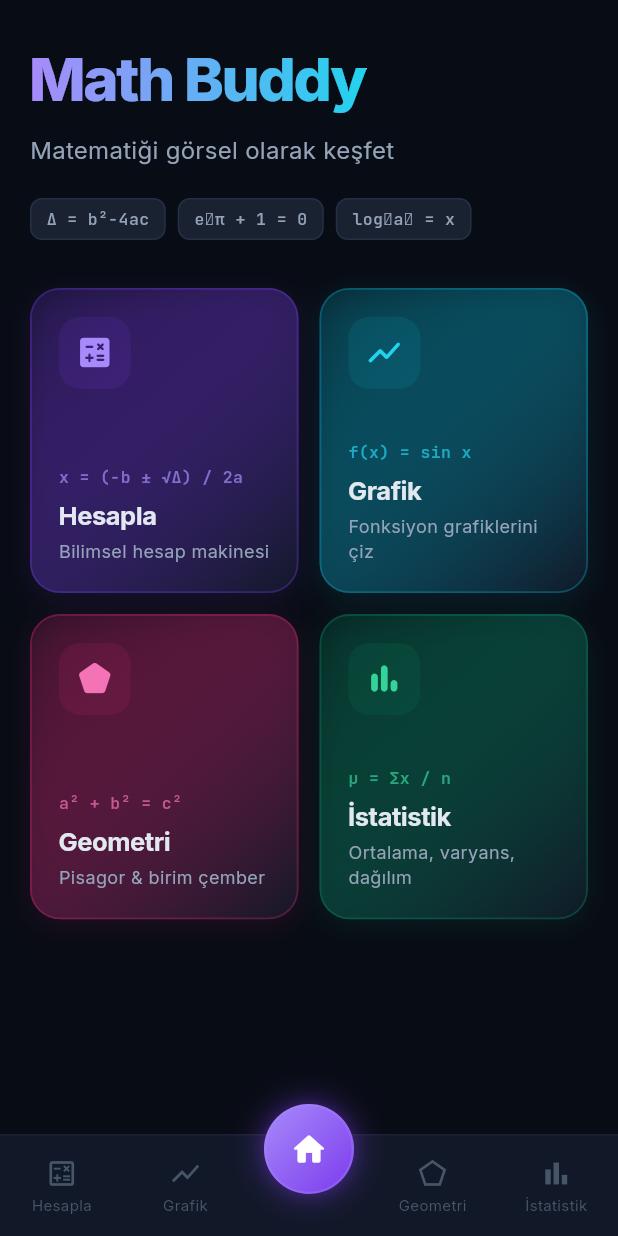
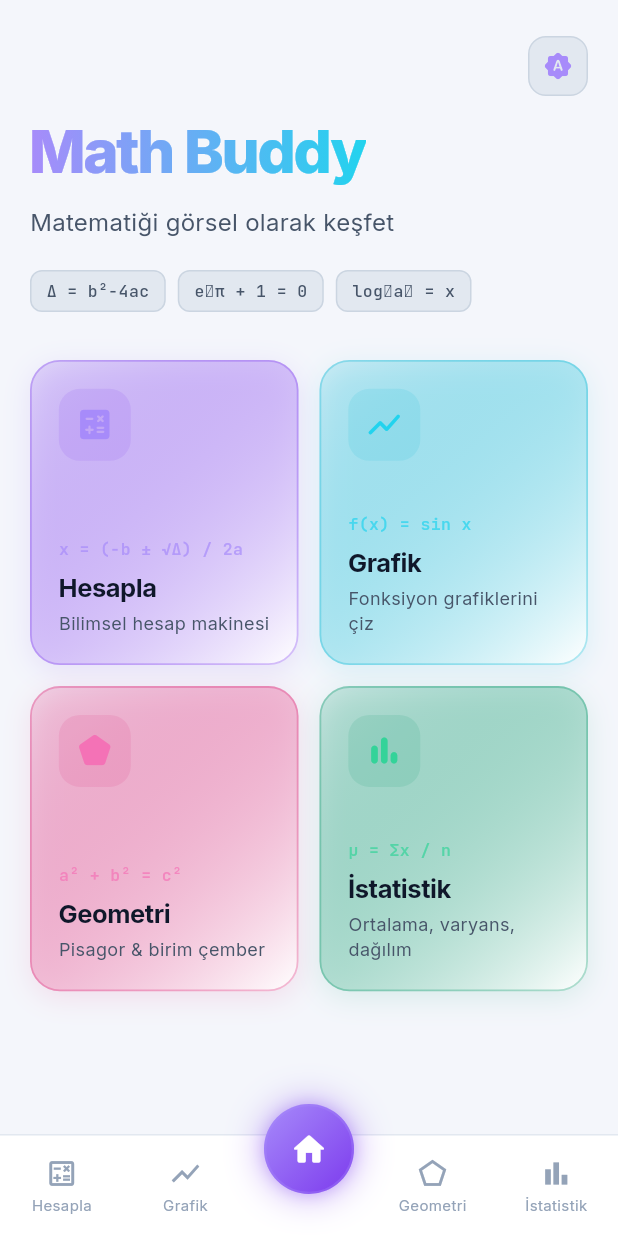
Before and after one commit to omerbayar/math_buddy, a Flutter app: the screen it shows after launch, on a phone screen of 412 x 824 dp. Run offline on Flutter 3.47's test engine with Material 3 defaults, Android fonts, the phone set to English and light mode, and no system bars; our stand-ins replace google_fonts, math_expressions.

Commit message:
tema: light/dark/sistem destegi ve gecis butonu

```diff
--- a/lib/app.dart
+++ b/lib/app.dart
@@ -1,5 +1,6 @@
 import 'package:flutter/material.dart';
 import 'core/theme.dart';
+import 'core/theme_controller.dart';
 import 'shared/nav_shell.dart';
 
 class MathBuddyApp extends StatelessWidget {
@@ -7,11 +8,30 @@ class MathBuddyApp extends StatelessWidget {
 
   @override
   Widget build(BuildContext context) {
-    return MaterialApp(
-      title: 'Math Buddy',
-      debugShowCheckedModeBanner: false,
-      theme: AppTheme.darkTheme,
-      home: const NavShell(),
+    return ValueListenableBuilder<ThemeMode>(
+      valueListenable: appThemeMode,
+      builder: (context, mode, _) {
+        // Efektif parlaklığı hesapla
+        final platformBrightness =
+            WidgetsBinding.instance.platformDispatcher.platformBrightness;
+        final effectiveBrightness = switch (mode) {
+          ThemeMode.light => Brightness.light,
+          ThemeMode.dark => Brightness.dark,
+          ThemeMode.system => platformBrightness,
+        };
+
+        // AppColors getter'larının doğru değer döndürmesi için güncelle
+        AppColors.setBrightness(effectiveBrightness);
+
+        return MaterialApp(
+          title: 'Math Buddy',
+          debugShowCheckedModeBanner: false,
+          theme: AppTheme.lightTheme,
+          darkTheme: AppTheme.darkTheme,
+          themeMode: mode,
+          home: const NavShell(),
+        );
+      },
     );
   }
 }
--- a/lib/core/theme.dart
+++ b/lib/core/theme.dart
@@ -2,11 +2,44 @@ import 'package:flutter/material.dart';
 import 'package:google_fonts/google_fonts.dart';
 
 class AppColors {
-  static const Color bg = Color(0xFF080C14);
-  static const Color surface = Color(0xFF111827);
-  static const Color surfaceUp = Color(0xFF1A2232);
-  static const Color surfaceHigh = Color(0xFF243044);
+  // ── Durum ───────────────────────────────────────────────────
+  static bool isDark = true;
 
+  static void setBrightness(Brightness b) {
+    isDark = (b == Brightness.dark);
+  }
+
+  // ── Nötr renkler — getter (tema duyarlı) ────────────────────
+  static const Color bgDark = Color(0xFF080C14);
+  static const Color bgLight = Color(0xFFF4F6FB);
+
+  static const Color surfaceDark = Color(0xFF111827);
+  static const Color surfaceLight = Color(0xFFFFFFFF);
+
+  static const Color surfaceUpDark = Color(0xFF1A2232);
+  static const Color surfaceUpLight = Color(0xFFE2E8F0);
+
+  static const Color surfaceHighDark = Color(0xFF243044);
+  static const Color surfaceHighLight = Color(0xFFCBD5E1);
+
+  static const Color textPrimaryDark = Color(0xFFE2E8F0);
+  static const Color textPrimaryLight = Color(0xFF0F172A);
+
+  static const Color textSecondaryDark = Color(0xFF94A3B8);
+  static const Color textSecondaryLight = Color(0xFF475569);
+
+  static const Color textMutedDark = Color(0xFF475569);
+  static const Color textMutedLight = Color(0xFF94A3B8);
+
+  static Color get bg => isDark ? bgDark : bgLight;
+  static Color get surface => isDark ? surfaceDark : surfaceLight;
+  static Color get surfaceUp => isDark ? surfaceUpDark : surfaceUpLight;
+  static Color get surfaceHigh => isDark ? surfaceHighDark : surfaceHighLight;
+  static Color get textPrimary => isDark ? textPrimaryDark : textPrimaryLight;
+  static Color get textSecondary => isDark ? textSecondaryDark : textSecondaryLight;
+  static Color get textMuted => isDark ? textMutedDark : textMutedLight;
+
+  // ── Aksan renkleri — const (her iki temada ortak) ────────────
   static const Color primary = Color(0xFF7C3AED);
   static const Color primaryLight = Color(0xFFA78BFA);
   static const Color primaryGlow = Color(0x447C3AED);
@@ -26,10 +59,6 @@ class AppColors {
   static const Color red = Color(0xFFDC2626);
   static const Color redLight = Color(0xFFF87171);
 
-  static const Color textPrimary = Color(0xFFE2E8F0);
-  static const Color textSecondary = Color(0xFF94A3B8);
-  static const Color textMuted = Color(0xFF475569);
-
   static const List<Color> graphPalette = [
     Color(0xFFA78BFA),
     Color(0xFF22D3EE),
@@ -41,24 +70,25 @@ class AppColors {
 }
 
 class AppTheme {
+  // Dark tema: açıkça Dark sabitlerinden kurulur
   static ThemeData get darkTheme {
     final base = ThemeData.dark(useMaterial3: true);
     return base.copyWith(
-      colorScheme: ColorScheme.dark(
-        surface: AppColors.surface,
+      colorScheme: const ColorScheme.dark(
+        surface: AppColors.surfaceDark,
         primary: AppColors.primary,
         secondary: AppColors.cyanLight,
         error: AppColors.red,
         onPrimary: Colors.white,
-        onSurface: AppColors.textPrimary,
+        onSurface: AppColors.textPrimaryDark,
       ),
-      scaffoldBackgroundColor: AppColors.bg,
+      scaffoldBackgroundColor: AppColors.bgDark,
       textTheme: GoogleFonts.interTextTheme(base.textTheme).apply(
-        bodyColor: AppColors.textPrimary,
-        displayColor: AppColors.textPrimary,
+        bodyColor: AppColors.textPrimaryDark,
+        displayColor: AppColors.textPrimaryDark,
       ),
       navigationBarTheme: NavigationBarThemeData(
-        backgroundColor: AppColors.surface,
+        backgroundColor: AppColors.surfaceDark,
         elevation: 0,
         shadowColor: Colors.transparent,
         indicatorColor: AppColors.primaryGlow,
@@ -66,7 +96,7 @@ class AppTheme {
           if (states.contains(WidgetState.selected)) {
             return const IconThemeData(color: AppColors.primaryLight, size: 24);
           }
-          return const IconThemeData(color: AppColors.textMuted, size: 22);
+          return IconThemeData(color: AppColors.textMutedDark, size: 22);
         }),
         labelTextStyle: WidgetStateProperty.resolveWith((states) {
           if (states.contains(WidgetState.selected)) {
@@ -76,24 +106,81 @@ class AppTheme {
               color: AppColors.primaryLight,
             );
           }
-          return GoogleFonts.inter(fontSize: 11, color: AppColors.textMuted);
+          return GoogleFonts.inter(fontSize: 11, color: AppColors.textMutedDark);
         }),
       ),
       cardTheme: CardThemeData(
-        color: AppColors.surface,
+        color: AppColors.surfaceDark,
         elevation: 0,
         shape: RoundedRectangleBorder(
           borderRadius: BorderRadius.circular(16),
-          side: const BorderSide(color: AppColors.surfaceUp, width: 1),
+          side: BorderSide(color: AppColors.surfaceUpDark, width: 1),
         ),
       ),
       sliderTheme: const SliderThemeData(
         activeTrackColor: AppColors.primary,
         thumbColor: AppColors.primaryLight,
-        inactiveTrackColor: AppColors.surfaceHigh,
+        inactiveTrackColor: AppColors.surfaceHighDark,
         overlayColor: AppColors.primaryGlow,
       ),
-      dividerColor: AppColors.surfaceUp,
+      dividerColor: AppColors.surfaceUpDark,
+    );
+  }
+
+  // Light tema: açıkça Light sabitlerinden kurulur
+  static ThemeData get lightTheme {
+    final base = ThemeData.light(useMaterial3: true);
+    return base.copyWith(
+      colorScheme: const ColorScheme.light(
+        surface: AppColors.surfaceLight,
+        primary: AppColors.primary,
+        secondary: AppColors.cyan,
+        error: AppColors.red,
+        onPrimary: Colors.white,
+        onSurface: AppColors.textPrimaryLight,
+      ),
+      scaffoldBackgroundColor: AppColors.bgLight,
+      textTheme: GoogleFonts.interTextTheme(base.textTheme).apply(
+        bodyColor: AppColors.textPrimaryLight,
+        displayColor: AppColors.textPrimaryLight,
+      ),
+      navigationBarTheme: NavigationBarThemeData(
+        backgroundColor: AppColors.surfaceLight,
+        elevation: 0,
+        shadowColor: Colors.transparent,
+        indicatorColor: AppColors.primaryGlow,
+        iconTheme: WidgetStateProperty.resolveWith((states) {
+          if (states.contains(WidgetState.selected)) {
+            return const IconThemeData(color: AppColors.primary, size: 24);
+          }
+          return IconThemeData(color: AppColors.textMutedLight, size: 22);
+        }),
+        labelTextStyle: WidgetStateProperty.resolveWith((states) {
+          if (states.contains(WidgetState.selected)) {
+            return GoogleFonts.inter(
+              fontSize: 11,
+              fontWeight: FontWeight.w600,
+              color: AppColors.primary,
+            );
+          }
+          return GoogleFonts.inter(fontSize: 11, color: AppColors.textMutedLight);
+        }),
+      ),
+      cardTheme: CardThemeData(
+        color: AppColors.surfaceLight,
+        elevation: 0,
+        shape: RoundedRectangleBorder(
+          borderRadius: BorderRadius.circular(16),
+          side: BorderSide(color: AppColors.surfaceUpLight, width: 1),
+        ),
+      ),
+      sliderTheme: const SliderThemeData(
+        activeTrackColor: AppColors.primary,
+        thumbColor: AppColors.primaryLight,
+        inactiveTrackColor: AppColors.surfaceHighLight,
+        overlayColor: AppColors.primaryGlow,
+      ),
+      dividerColor: AppColors.surfaceUpLight,
     );
   }
 }
--- /dev/null
+++ b/lib/core/theme_controller.dart
@@ -0,0 +1,17 @@
+import 'package:flutter/material.dart';
+
+/// Global tema modu bildiricisi.
+/// system → light → dark → system döngüsüyle döner.
+final ValueNotifier<ThemeMode> appThemeMode =
+    ValueNotifier<ThemeMode>(ThemeMode.system);
+
+void cycleThemeMode() {
+  switch (appThemeMode.value) {
+    case ThemeMode.system:
+      appThemeMode.value = ThemeMode.light;
+    case ThemeMode.light:
+      appThemeMode.value = ThemeMode.dark;
+    case ThemeMode.dark:
+      appThemeMode.value = ThemeMode.system;
+  }
+}
--- a/lib/features/graph/function_painter.dart
+++ b/lib/features/graph/function_painter.dart
@@ -123,7 +123,7 @@ class FunctionPainter extends CustomPainter {
     final tp = TextPainter(
       text: TextSpan(
         text: text,
-        style: const TextStyle(
+        style: TextStyle(
           color: AppColors.textMuted,
           fontSize: 9,
           fontFamily: 'monospace',
--- a/lib/features/home/home_screen.dart
+++ b/lib/features/home/home_screen.dart
@@ -1,6 +1,7 @@
 import 'package:flutter/material.dart';
 import 'package:google_fonts/google_fonts.dart';
 import '../../core/theme.dart';
+import '../../core/theme_controller.dart';
 
 class HomeScreen extends StatefulWidget {
   final void Function(int index) onNavigate;
@@ -65,6 +66,14 @@ class _HomeScreenState extends State<HomeScreen>
       child: Column(
         crossAxisAlignment: CrossAxisAlignment.start,
         children: [
+          // Üst aksiyon satırı (tema butonu)
+          Row(
+            mainAxisAlignment: MainAxisAlignment.end,
+            children: [
+              const _ThemeToggleButton(),
+            ],
+          ),
+          const SizedBox(height: 8),
           // Ana başlık
           ShaderMask(
             shaderCallback: (bounds) => const LinearGradient(
@@ -329,6 +338,43 @@ class _FeatureCardState extends State<_FeatureCard>
   }
 }
 
+// ── Tema geçiş butonu ────────────────────────────────────────
+class _ThemeToggleButton extends StatelessWidget {
+  const _ThemeToggleButton();
+
+  IconData _iconFor(ThemeMode mode) => switch (mode) {
+        ThemeMode.system => Icons.brightness_auto_rounded,
+        ThemeMode.light => Icons.light_mode_rounded,
+        ThemeMode.dark => Icons.dark_mode_rounded,
+      };
+
+  @override
+  Widget build(BuildContext context) {
+    return ValueListenableBuilder<ThemeMode>(
+      valueListenable: appThemeMode,
+      builder: (context, mode, _) {
+        return GestureDetector(
+          onTap: cycleThemeMode,
+          child: Container(
+            width: 40,
+            height: 40,
+            decoration: BoxDecoration(
+              color: AppColors.surfaceUp,
+              borderRadius: BorderRadius.circular(12),
+              border: Border.all(color: AppColors.surfaceHigh, width: 1),
+            ),
+            child: Icon(
+              _iconFor(mode),
+              color: AppColors.primaryLight,
+              size: 20,
+            ),
+          ),
+        );
+      },
+    );
+  }
+}
+
 // ── Matematiksel formül chip'leri ────────────────────────────
 class _MathFormulaChips extends StatelessWidget {
   const _MathFormulaChips();
```
